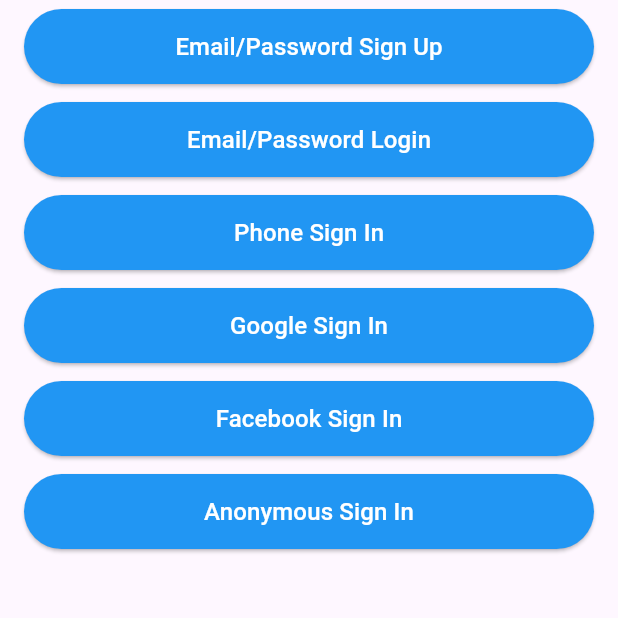
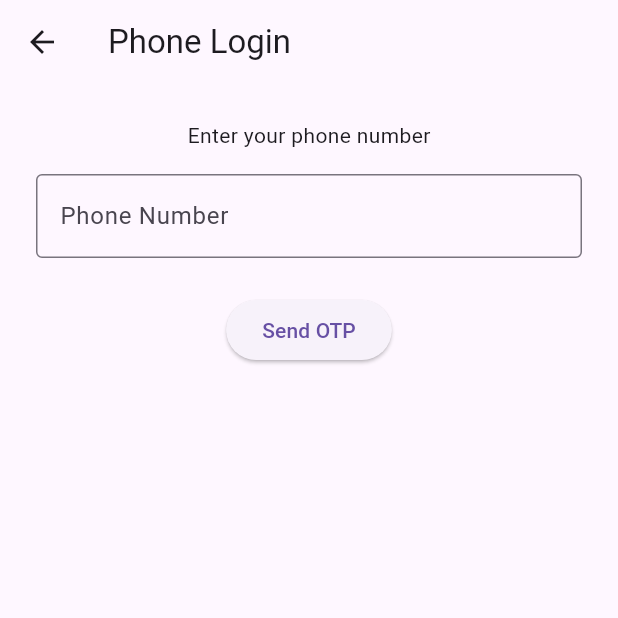
Before and after one commit to sanashajiya/flutter_multi_auth, a Flutter app: the screen it shows after launch, after a tap on "Phone Sign In", on a phone screen of 412 x 824 dp, the top half of it. Run offline on Flutter 3.47's test engine with Material 3 defaults, Android fonts, the phone set to English and light mode, and no system bars; our stand-ins replace email_validator, firebase_auth, firebase_core; accounts and stored records are empty.

Commit message:
Implemented Phone Authentication

```diff
--- a/lib/main_screen.dart
+++ b/lib/main_screen.dart
@@ -1,5 +1,6 @@
 import 'package:auth_project/email_authentication/login_page.dart';
 import 'package:auth_project/email_authentication/signup_page.dart';
+import 'package:auth_project/phone_authentication/phone_auth_screen.dart';
 import 'package:flutter/material.dart';
 
 class MainScreen extends StatelessWidget {
@@ -26,7 +27,10 @@
             ));
             }),
             _buildSignInButton("Phone Sign In", () {
-              // TODO: Implement phone sign in
+              Navigator.push(
+                context,
+                MaterialPageRoute(builder: (context) => const PhoneAuthScreen()),
+              );
             }),
             _buildSignInButton("Google Sign In", () {
               // TODO: Implement Google sign in
--- /dev/null
+++ b/lib/phone_authentication/phone_auth_screen.dart
@@ -0,0 +1,91 @@
+import 'package:flutter/material.dart';
+import 'package:firebase_auth/firebase_auth.dart';
+import 'otp_screen.dart';
+
+class PhoneAuthScreen extends StatefulWidget {
+  const PhoneAuthScreen({super.key});
+
+  @override
+  State<PhoneAuthScreen> createState() => _PhoneAuthScreenState();
+}
+
+class _PhoneAuthScreenState extends State<PhoneAuthScreen> {
+  final phoneController = TextEditingController();
+  bool isLoading = false;
+
+  @override
+  void dispose() {
+    phoneController.dispose();
+    super.dispose();
+  }
+
+  Future<void> verifyPhoneNumber() async {
+    final phone = phoneController.text.trim();
+    if (phone.isEmpty) {
+      ScaffoldMessenger.of(context).showSnackBar(
+        const SnackBar(content: Text("Please enter a phone number")),
+      );
+      return;
+    }
+
+    setState(() => isLoading = true);
+
+    await FirebaseAuth.instance.verifyPhoneNumber(
+  phoneNumber: '+91$phone',
+  timeout: const Duration(seconds: 60),
+  verificationCompleted: (PhoneAuthCredential credential) async {
+    await FirebaseAuth.instance.signInWithCredential(credential);
+  },
+  verificationFailed: (FirebaseAuthException e) {
+    setState(() => isLoading = false);
+    ScaffoldMessenger.of(context).showSnackBar(
+      SnackBar(content: Text(e.message ?? "Verification failed")),
+    );
+  },
+  codeSent: (String verificationId, int? resendToken) {
+    setState(() => isLoading = false);
+    Navigator.push(
+      context,
+      MaterialPageRoute(
+        builder: (context) => OtpScreen(verificationId: verificationId),
+      ),
+    );
+  },
+  codeAutoRetrievalTimeout: (String verificationId) {},
+  forceResendingToken: null,
+);
+
+  }
+
+  @override
+  Widget build(BuildContext context) {
+    return Scaffold(
+      appBar: AppBar(title: const Text("Phone Login")),
+      body: Padding(
+        padding: const EdgeInsets.all(24.0),
+        child: Column(
+          children: [
+            const Text("Enter your phone number"),
+            const SizedBox(height: 16),
+            TextField(
+              controller: phoneController,
+              decoration: const InputDecoration(
+                labelText: "Phone Number",
+                prefixText: '+91 ',
+                border: OutlineInputBorder(),
+              ),
+              keyboardType: TextInputType.phone,
+            ),
+            const SizedBox(height: 24),
+            isLoading
+                ? const CircularProgressIndicator()
+                : ElevatedButton(
+                    onPressed: verifyPhoneNumber,
+                    child: const Text("Send OTP"),
+                  ),
+          ],
+        ),
+      ),
+    );
+  }
+}
```
Also changed, not shown: lib/phone_authentication/home_page.dart (added, +13 -0 lines), lib/phone_authentication/otp_screen.dart (added, +85 -0 lines).
